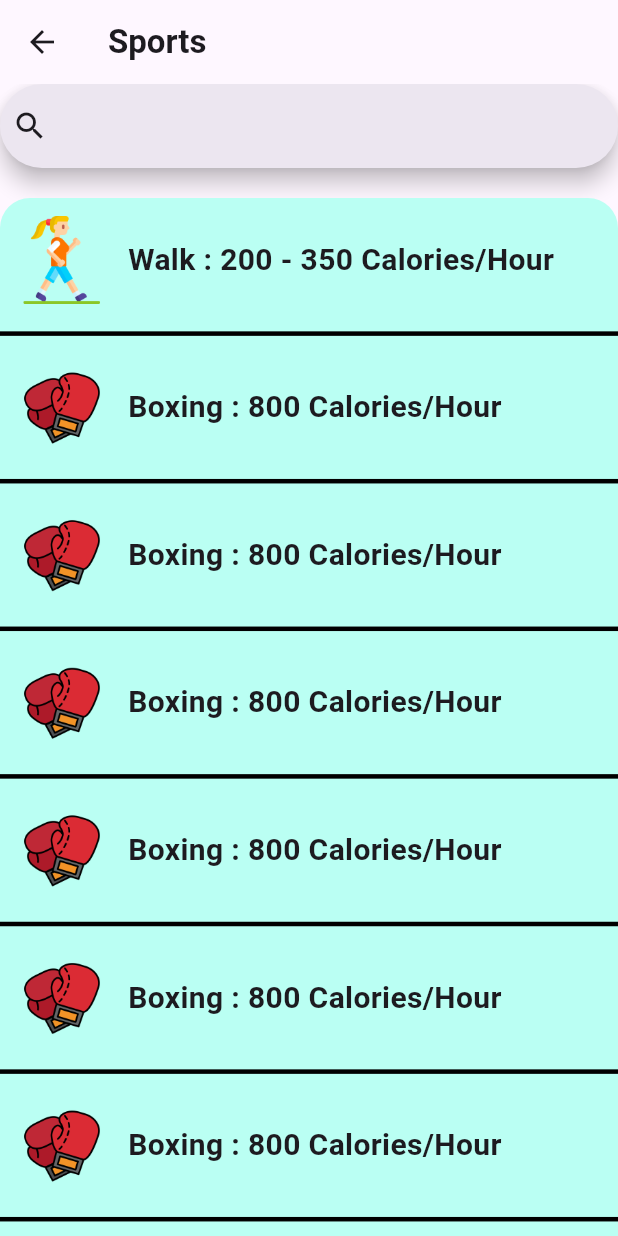
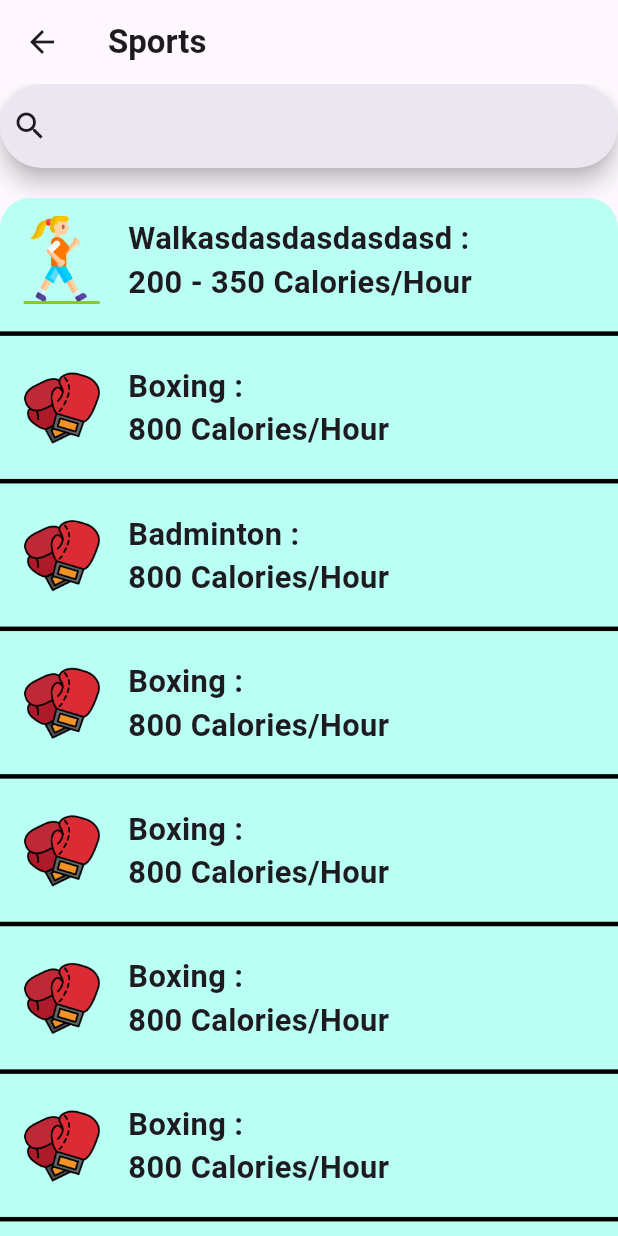
Before and after one commit to Project-Mobile-Sun-Palm/project-mobile, a Flutter app: the SportsScreen screen opened by its route, on a phone screen of 412 x 824 dp. Run offline on Flutter 3.47's test engine with Material 3 defaults, Android fonts, the light colour scheme and no system bars.

Commit message:
edit sport card font size

```diff
--- a/lib/screens/sports_card.dart
+++ b/lib/screens/sports_card.dart
@@ -18,20 +18,31 @@ class SportCard extends StatelessWidget {
         Container(
           padding: const EdgeInsets.all(12),
           height: MediaQuery.of(context).size.height * 0.1,
-          width: double.infinity,
+          width: MediaQuery.of(context).size.width * 1.0,
           child: Row(
             mainAxisAlignment: MainAxisAlignment.start,
             children: [
               Image.asset("assets/images/$sportPic"),
               const SizedBox(width: 15),
+              Column(
+                mainAxisAlignment: MainAxisAlignment.center,
+                crossAxisAlignment: CrossAxisAlignment.start,
+                children: [
                   Text(
                     "$sportName : ",
-                style: TextStyle(fontSize: 20, fontWeight: FontWeight.bold),
+                    style: TextStyle(
+                        fontSize:  defineFont(sportName, context),
+                        fontWeight: FontWeight.bold),
+                    textAlign: TextAlign.left,
                   ),
                   Text(
                     "$calories Calories/Hour",
-                style: TextStyle(fontSize: 20, fontWeight: FontWeight.bold),
+                    style: TextStyle(
+                        fontSize:  defineFont(sportName, context),
+                        fontWeight: FontWeight.bold),
                   ),
+                ],
+              )
             ],
           ),
         ),
@@ -42,4 +53,11 @@ class SportCard extends StatelessWidget {
       ],
     );
   }
+
+  double defineFont(String message, var context){
+    if(message.length < 20){
+      return MediaQuery.of(context).size.width / 20;
     }
+    return MediaQuery.of(context).size.width / (message.length);
+  }
+}
--- a/lib/screens/sports_screen.dart
+++ b/lib/screens/sports_screen.dart
@@ -15,6 +15,7 @@ class SportsScreen extends StatelessWidget {
         ),
       ),
       body: SingleChildScrollView(
+
           child: Column(
         mainAxisAlignment: MainAxisAlignment.start,
         children: [
@@ -30,10 +31,12 @@ class SportsScreen extends StatelessWidget {
                 borderRadius: BorderRadius.only(
                     topLeft: Radius.circular(20),
                     topRight: Radius.circular(20))),
+            child: Expanded(
+              child: Container(
                 child: const Column(
                   children: [
                     SportCard(
-                    sportName: "Walk",
+                        sportName: "Walkasdasdasdasdasd",
                         calories: "200 - 350",
                         sportPic: "walking.png"),
                     SportCard(
@@ -41,7 +44,7 @@ class SportsScreen extends StatelessWidget {
                         calories: "800",
                         sportPic: "boxing-gloves.png"),
                     SportCard(
-                    sportName: "Boxing",
+                        sportName: "Badminton",
                         calories: "800",
                         sportPic: "boxing-gloves.png"),
                     SportCard(
@@ -83,6 +86,8 @@ class SportsScreen extends StatelessWidget {
                   ],
                 ),
               ),
+            ),
+          ),
         ],
       )),
     );
```
Lines whose indentation alone changed are shown as unchanged.
